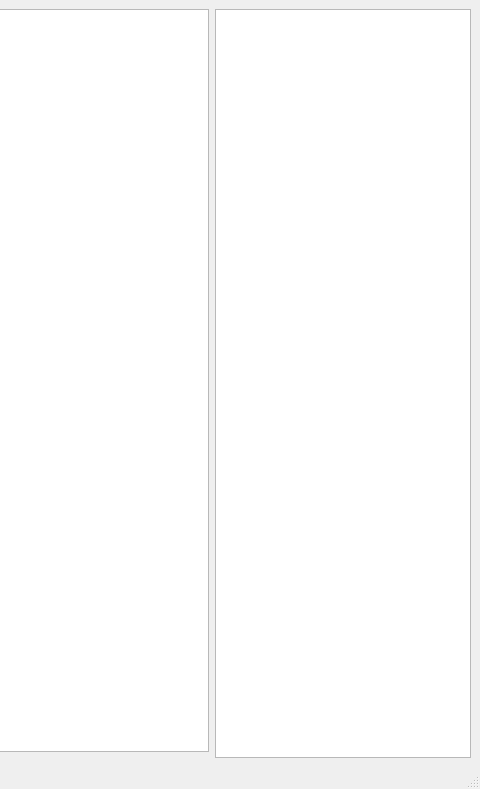
Qt form hase/frontend/mainwindow.ui (hase-project/hase) before a commit; both pictures show x 625 to 1105 and y 0 to 789 of the 1105 by 789 pixel window.
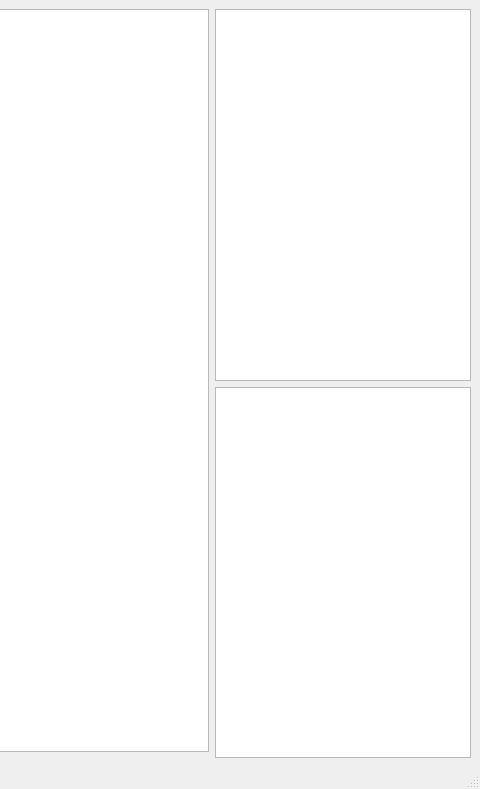
The same form after that commit. Custom widgets are drawn as their Qt base class.

Commit message: Add reg_view, change to tablewidget

```diff
--- a/hase/frontend/mainwindow.ui
+++ b/hase/frontend/mainwindow.ui
@@ -15,7 +15,7 @@
   </property>
   <widget class="QWidget" name="centralwidget">
    <layout class="QGridLayout" name="gridLayout">
-    <item row="0" column="2">
+    <item row="1" column="2">
      <layout class="QVBoxLayout" name="verticalLayout">
       <item>
        <widget class="QTextBrowser" name="code_view">
@@ -41,15 +41,17 @@
       </item>
      </layout>
     </item>
-    <item row="0" column="0">
+    <item row="1" column="0">
      <widget class="QSlider" name="time_slider">
       <property name="orientation">
        <enum>Qt::Vertical</enum>
       </property>
      </widget>
     </item>
-    <item row="0" column="3">
-     <widget class="QListWidget" name="var_view">
+    <item row="1" column="4">
+     <layout class="QVBoxLayout" name="verticalLayout_4">
+      <item>
+       <widget class="QTableWidget" name="reg_view">
       <property name="sizePolicy">
        <sizepolicy hsizetype="Fixed" vsizetype="Expanding">
         <horstretch>0</horstretch>
@@ -57,6 +59,18 @@
        </sizepolicy>
       </property>
      </widget>
+      </item>
+      <item>
+       <widget class="QTableWidget" name="var_view">
+        <property name="sizePolicy">
+         <sizepolicy hsizetype="Fixed" vsizetype="Expanding">
+          <horstretch>0</horstretch>
+          <verstretch>0</verstretch>
+         </sizepolicy>
+        </property>
+       </widget>
+      </item>
+     </layout>
     </item>
    </layout>
   </widget>
```
Lines whose indentation alone changed are shown as unchanged. The commit also changes 5 other files.
